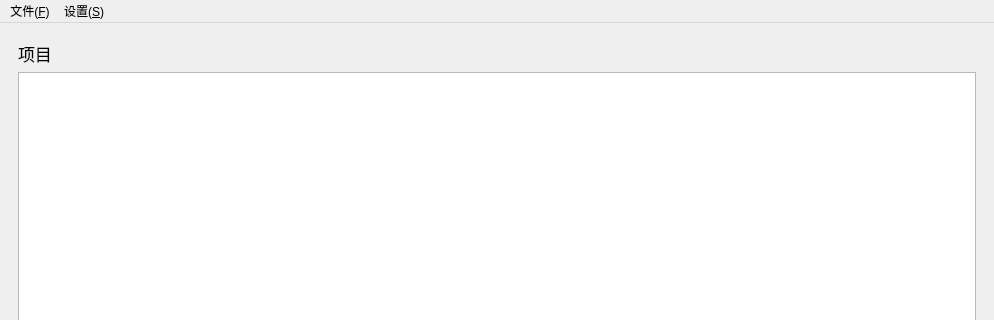
Old version of the form album/mainwindow.ui in the repository RoadToSea/Qt_projects; both pictures show x 0 to 994 and y 0 to 320 of the 994 by 629 pixel window.
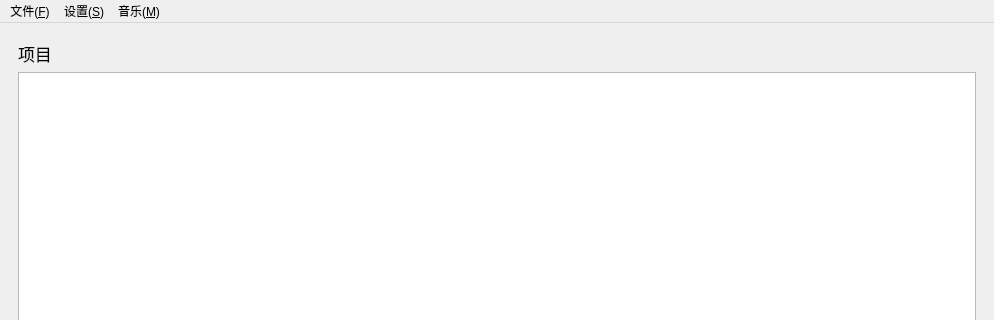
New version of the form. Custom widgets are drawn as their Qt base class.

Commit message: add Music ManageWindow

Diff of the .ui file:
```diff
--- a/album/mainwindow.ui
+++ b/album/mainwindow.ui
@@ -78,8 +78,14 @@
      <string>设置(&amp;S)</string>
     </property>
    </widget>
+   <widget class="QMenu" name="menu_music">
+    <property name="title">
+     <string>音乐(&amp;M)</string>
+    </property>
+   </widget>
    <addaction name="menu_file"/>
    <addaction name="menu_setting"/>
+   <addaction name="menu_music"/>
   </widget>
   <widget class="QStatusBar" name="statusbar"/>
  </widget>
```
The commit also changes 262 other files.
